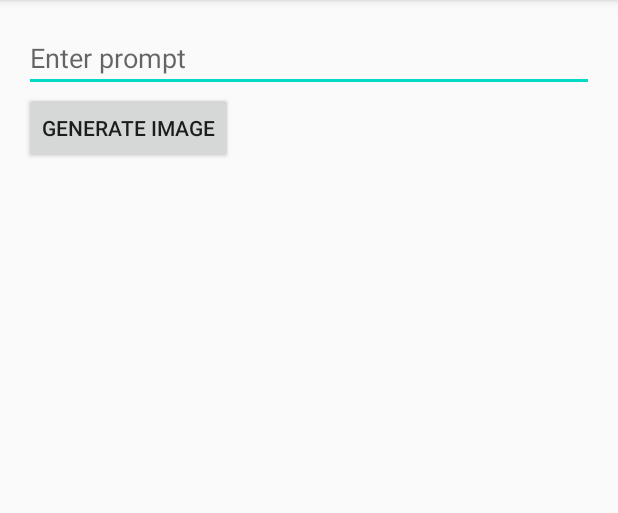
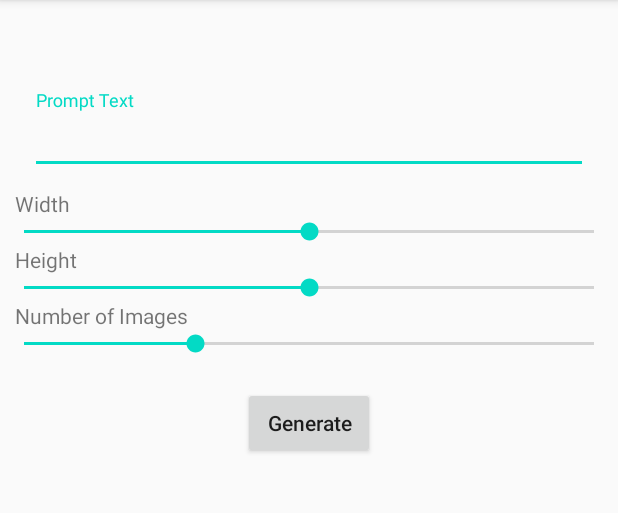
Before and after one commit to ttc4154/CSE5324_Group5_Smart_App, an Android app: the screen it shows after launch (MainActivity), on a phone screen of 412 x 824 dp, the part 84-597 px from its top. Run offline under Robolectric (Android 15) with nearby library versions, the phone set to English and light mode, and no system bars.

Commit message:
Cleaned up as I understand android studio better, simplified the api call, hardcoded link to api generated image for now as 1 user only have 30 api call, save it for later when we are closer to the demo, right now it is displaying watermelon

```diff
--- a/app/src/main/AndroidManifest.xml
+++ b/app/src/main/AndroidManifest.xml
@@ -2,6 +2,9 @@
 <manifest xmlns:android="http://schemas.android.com/apk/res/android"
     xmlns:tools="http://schemas.android.com/tools">
     <uses-permission android:name="android.permission.INTERNET"/>
+    <uses-permission android:name="android.permission.READ_EXTERNAL_STORAGE"/>
+    <uses-permission android:name="android.permission.WRITE_EXTERNAL_STORAGE"/>
+
     <application
         android:allowBackup="true"
         android:dataExtractionRules="@xml/data_extraction_rules"
@@ -10,6 +13,7 @@
         android:label="@string/app_name"
         android:roundIcon="@mipmap/ic_launcher_round"
         android:supportsRtl="true"
+        android:requestLegacyExternalStorage="true"
         android:theme="@style/AppTheme"
         tools:targetApi="31">
         <activity
--- a/app/src/main/java/com/example/stablediffusion/MainActivity.java
+++ b/app/src/main/java/com/example/stablediffusion/MainActivity.java
@@ -1,87 +1,85 @@
 package com.example.stablediffusion;
 
+import androidx.activity.result.ActivityResultCallback;
+import androidx.activity.result.ActivityResultLauncher;
+import androidx.activity.result.contract.ActivityResultContracts;
+import androidx.appcompat.app.AppCompatActivity;
+import androidx.core.app.ActivityCompat;
+import androidx.recyclerview.widget.RecyclerView;
+
+import android.Manifest;
+import android.app.ProgressDialog;
+import android.content.pm.PackageManager;
 import android.os.Bundle;
+import android.view.View;
+import android.widget.Button;
+import android.widget.SeekBar;
+import android.widget.Toast;
+
 import android.util.Log;
 
 import androidx.appcompat.app.AppCompatActivity;
+import com.google.android.material.textfield.TextInputEditText;
+import com.google.android.material.textfield.TextInputLayout;
 
 import com.example.stablediffusion.api.ImageRequest; // Import our ImageRequest model
 import com.example.stablediffusion.api.ImageResponse; // Import our ImageResponse model
-import com.example.stablediffusion.api.StableDiffusionAPI; // Import our API interface
+
 
 import java.util.List;
-
-import okhttp3.OkHttpClient;
-import retrofit2.Call;
-import retrofit2.Callback;
-import retrofit2.Response;
-import retrofit2.Retrofit;
-import retrofit2.converter.gson.GsonConverterFactory;
-import java.util.concurrent.TimeUnit;
+import java.util.ArrayList;
+import java.util.Objects;
 
 public class MainActivity extends AppCompatActivity {
-    private static final String BASE_URL = "https://modelslab.com/api/";
-    private Retrofit retrofit;
-    private StableDiffusionAPI apiService; // Use the StableDiffusionAPI interface
+    private final ActivityResultLauncher<String> activityResultLauncher = registerForActivityResult(new ActivityResultContracts.RequestPermission(), new ActivityResultCallback<Boolean>() {
+        @Override
+        public void onActivityResult(Boolean result) {
+            if (result) {
+                Toast.makeText(MainActivity.this, "Permission Granted", Toast.LENGTH_SHORT).show();
+            }
+        }
+    });
 
     @Override
     protected void onCreate(Bundle savedInstanceState) {
         super.onCreate(savedInstanceState);
         setContentView(R.layout.activity_main);
 
-        // Set up Retrofit with OkHttpClient
-        OkHttpClient okHttpClient = new OkHttpClient.Builder()
-                .connectTimeout(30, TimeUnit.SECONDS)
-                .readTimeout(30, TimeUnit.SECONDS)
-                .writeTimeout(30, TimeUnit.SECONDS)
-                .build();
+        TextInputLayout promptLayout = findViewById(R.id.promptLayout);
+        TextInputEditText promptET = findViewById(R.id.promptET);
 
-        retrofit = new Retrofit.Builder()
-                .baseUrl(BASE_URL) // Ensure this matches our API base URL
-                .client(okHttpClient)
-                .addConverterFactory(GsonConverterFactory.create())
-                .build();
+        SeekBar width = findViewById(R.id.width);
+        SeekBar height = findViewById(R.id.height);
+        SeekBar imageCount = findViewById(R.id.imageCount);
 
-        apiService = retrofit.create(StableDiffusionAPI.class); // Create an instance of our API service
+        Button generate = findViewById(R.id.generate);
+        RecyclerView recyclerView = findViewById(R.id.recycler);
 
-        // Create the API request object
-        ImageRequest request = new ImageRequest(
-                "3syYMIsTtVvMGJh3PNQ6YnSkWegyh0dcJ0btZwSg4GhqmXCZxRUyo2HElTiw", // Add my API key
-                "midjourney",
-                "actual 8K portrait photo of gareth person, portrait, happy colors, bright eyes, clear eyes, warm smile, smooth soft skin, big dreamy eyes, beautiful intricate colored hair, symmetrical, anime wide eyes, soft lighting, detailed face, by makoto shinkai, stanley artgerm lau, wlop, rossdraws, concept art, digital painting, looking into camera",
-                "painting, extra fingers, mutated hands, poorly drawn hands, poorly drawn face, deformed, ugly, blurry, bad anatomy, bad proportions, extra limbs, cloned face, skinny, glitchy, double torso, extra arms, extra hands, mangled fingers, missing lips, ugly face, distorted face, extra legs, anime",
-                "512", "512", "1", "30",
-                "no", "yes", null, 7.5,
-                "no", "no", "no", "no",
-                null, null, "yes", "yes",
-                null, null, "DDPMScheduler",
-                null, null
-        );
+        ProgressDialog progressDialog = new ProgressDialog(MainActivity.this);
+        progressDialog.setMessage("Generating...");
 
-        // Make the API call
-        apiService.generateImage(request).enqueue(new Callback<ImageResponse>() {
+        OnLoaded onLoaded = new OnLoaded() {
             @Override
-            public void onResponse(Call<ImageResponse> call, Response<ImageResponse> response) {
-                if (response.isSuccessful() && response.body() != null) {
-                    ImageResponse imageResponse = response.body();
-                    Log.d("MainActivity", "API Response: " + imageResponse); // Log the entire response
+            public void loaded(ArrayList<String> arrayList) {
+                progressDialog.dismiss();
+                ImageRequest request = new ImageRequest(MainActivity.this, arrayList);
+                recyclerView.setAdapter(request);
+            }
+        };
 
-                    if (imageResponse.getOutput() != null && !imageResponse.getOutput().isEmpty()) {
-                        List<String> images = imageResponse.getOutput();
-                        String imageUrl = images.get(0); // Assuming we're using the first URL
-                        Log.d("MainActivity", "Generated Image URL: " + imageUrl);
+        generate.setOnClickListener(new View.OnClickListener() {
+            @Override
+            public void onClick(View view) {
+                if (ActivityCompat.checkSelfPermission(MainActivity.this, Manifest.permission.WRITE_EXTERNAL_STORAGE) != PackageManager.PERMISSION_GRANTED) {
+                    activityResultLauncher.launch(Manifest.permission.WRITE_EXTERNAL_STORAGE);
+                } else {
+                    if (Objects.requireNonNull(promptET.getText()).toString().isEmpty()) {
+                        promptLayout.setError("This Field is Required");
                     } else {
-                        Log.e("MainActivity", "Image list is null or empty");
+                        progressDialog.show();
+                        new ImageResponse(MainActivity.this).generate(promptET.getText().toString(), width.getProgress(), height.getProgress(), imageCount.getProgress(), onLoaded);
                     }
-                } else {
-                    Log.e("MainActivity", "API Response unsuccessful: " + response.message());
                 }
-            }
-
-
-            @Override
-            public void onFailure(Call<ImageResponse> call, Throwable t) {
-                Log.e("MainActivity", "API call failed: " + t.getMessage());
             }
         });
     }
--- /dev/null
+++ b/app/src/main/java/com/example/stablediffusion/OnLoaded.java
@@ -0,0 +1,7 @@
+package com.example.stablediffusion;
+
+import java.util.ArrayList;
+
+public interface OnLoaded {
+    void loaded(ArrayList<String> arrayList);
+}
--- a/app/src/main/java/com/example/stablediffusion/api/ImageRequest.java
+++ b/app/src/main/java/com/example/stablediffusion/api/ImageRequest.java
@@ -1,64 +1,94 @@
 package com.example.stablediffusion.api;
-public class ImageRequest {
-    private String key;
-    private String model_id;
-    private String prompt;
-    private String negative_prompt;
-    private String width;
-    private String height;
-    private String samples;
-    private String num_inference_steps;
-    private String safety_checker;
-    private String enhance_prompt;
-    private Object seed; // Can be null
-    private double guidance_scale;
-    private String multi_lingual;
-    private String panorama;
-    private String self_attention;
-    private String upscale;
-    private Object embeddings_model; // Can be null
-    private Object lora_model; // Can be null
-    private String tomesd;
-    private String use_karras_sigmas;
-    private Object vae; // Can be null
-    private Object lora_strength; // Can be null
-    private String scheduler;
-    private Object webhook; // Can be null
-    private Object track_id; // Can be null
 
-    // Constructor, getters, and setters
-    public ImageRequest(String key, String model_id, String prompt, String negative_prompt,
-                        String width, String height, String samples, String num_inference_steps,
-                        String safety_checker, String enhance_prompt, Object seed,
-                        double guidance_scale, String multi_lingual, String panorama,
-                        String self_attention, String upscale, Object embeddings_model,
-                        Object lora_model, String tomesd, String use_karras_sigmas,
-                        Object vae, Object lora_strength, String scheduler,
-                        Object webhook, Object track_id) {
-        this.key = key;
-        this.model_id = model_id;
-        this.prompt = prompt;
-        this.negative_prompt = negative_prompt;
-        this.width = width;
-        this.height = height;
-        this.samples = samples;
-        this.num_inference_steps = num_inference_steps;
-        this.safety_checker = safety_checker;
-        this.enhance_prompt = enhance_prompt;
-        this.seed = seed;
-        this.guidance_scale = guidance_scale;
-        this.multi_lingual = multi_lingual;
-        this.panorama = panorama;
-        this.self_attention = self_attention;
-        this.upscale = upscale;
-        this.embeddings_model = embeddings_model;
-        this.lora_model = lora_model;
-        this.tomesd = tomesd;
-        this.use_karras_sigmas = use_karras_sigmas;
-        this.vae = vae;
-        this.lora_strength = lora_strength;
-        this.scheduler = scheduler;
-        this.webhook = webhook;
-        this.track_id = track_id;
+import android.content.Context;
+import android.graphics.Bitmap;
+import android.view.LayoutInflater;
+import android.view.View;
+import android.view.ViewGroup;
+import android.widget.ImageButton;
+import android.widget.ImageView;
+import android.widget.Toast;
+
+import androidx.annotation.NonNull;
+import androidx.annotation.Nullable;
+import androidx.recyclerview.widget.RecyclerView;
+
+import com.bumptech.glide.Glide;
+import com.bumptech.glide.load.DataSource;
+import com.bumptech.glide.load.engine.GlideException;
+import com.bumptech.glide.request.RequestListener;
+import com.bumptech.glide.request.target.Target;
+import com.example.stablediffusion.R;
+
+import java.io.BufferedOutputStream;
+import java.io.File;
+import java.io.FileNotFoundException;
+import java.io.FileOutputStream;
+import java.io.IOException;
+import java.io.OutputStream;
+import java.util.ArrayList;
+
+public class ImageRequest extends RecyclerView.Adapter<ImageRequest.ViewHolder> {
+    Context context;
+    ArrayList<String> arrayList;
+
+    public ImageRequest(Context context, ArrayList<String> arrayList) {
+        this.context = context;
+        this.arrayList = arrayList;
+    }
+
+    @NonNull
+    @Override
+    public ViewHolder onCreateViewHolder(@NonNull ViewGroup parent, int viewType) {
+        View view = LayoutInflater.from(context).inflate(R.layout.image_list_item, parent, false);
+        return new ViewHolder(view);
+    }
+
+    @Override
+    public void onBindViewHolder(@NonNull ViewHolder holder, int position) {
+        Glide.with(context).asBitmap().load(arrayList.get(position)).addListener(new RequestListener<Bitmap>() {
+            @Override
+            public boolean onLoadFailed(@Nullable GlideException e, Object model, Target<Bitmap> target, boolean isFirstResource) {
+                return false;
+            }
+
+            @Override
+            public boolean onResourceReady(Bitmap resource, Object model, Target<Bitmap> target, DataSource dataSource, boolean isFirstResource) {
+                holder.imageView.setImageBitmap(resource);
+                holder.download.setOnClickListener(new View.OnClickListener() {
+                    @Override
+                    public void onClick(View view) {
+                        if (resource != null) {
+                            File file = new File("/storage/emulated/0/Pictures/Generated/image" + position + ".png");
+                            OutputStream outputStream;
+                            try {
+                                outputStream = new BufferedOutputStream(new FileOutputStream(file));
+                                resource.compress(Bitmap.CompressFormat.PNG, 100, outputStream);
+                                outputStream.close();
+                                Toast.makeText(context, "Image Saved at: " + file.getPath(), Toast.LENGTH_SHORT).show();
+                            } catch (IOException e) {
+                                e.printStackTrace();
+                            }
+                        }
+                    }
+                });
+                return true;
+            }
+        }).into(holder.imageView);
+    }
+
+    @Override
+    public int getItemCount() {
+        return arrayList.size();
+    }
+
+    public static class ViewHolder extends RecyclerView.ViewHolder {
+        ImageView imageView;
+        ImageButton download;
+        public ViewHolder(@NonNull View itemView) {
+            super(itemView);
+            imageView = itemView.findViewById(R.id.list_item_image);
+            download = itemView.findViewById(R.id.list_item_download);
+        }
     }
 }
--- a/app/src/main/java/com/example/stablediffusion/api/StableDiffusionAPI.java
+++ /dev/null
@@ -1,12 +0,0 @@
-package com.example.stablediffusion.api;
-
-import retrofit2.Call;
-import retrofit2.http.Body;
-import retrofit2.http.Headers;
-import retrofit2.http.POST;
-
-public interface StableDiffusionAPI {
-    @Headers("Content-Type: application/json")
-    @POST("v6/images/text2img")
-    Call<ImageResponse> generateImage(@Body ImageRequest request);
-}
--- /dev/null
+++ b/app/src/main/res/drawable/btn_download.xml
@@ -0,0 +1,5 @@
+<vector android:height="24dp" android:tint="#000000"
+    android:viewportHeight="24" android:viewportWidth="24"
+    android:width="24dp" xmlns:android="http://schemas.android.com/apk/res/android">
+    <path android:fillColor="@android:color/white" android:pathData="M5,20h14v-2H5V20zM19,9h-4V3H9v6H5l7,7L19,9z"/>
+</vector>
--- a/app/src/main/res/layout/activity_main.xml
+++ b/app/src/main/res/layout/activity_main.xml
@@ -1,25 +1,93 @@
 <?xml version="1.0" encoding="utf-8"?>
-<LinearLayout xmlns:android="http://schemas.android.com/apk/res/android"
+<RelativeLayout xmlns:android="http://schemas.android.com/apk/res/android"
+    xmlns:app="http://schemas.android.com/apk/res-auto"
+    xmlns:tools="http://schemas.android.com/tools"
     android:layout_width="match_parent"
     android:layout_height="match_parent"
-    android:orientation="vertical"
-    android:padding="16dp">
+    tools:context=".MainActivity">
 
-    <EditText
-        android:id="@+id/promptInput"
+    <com.google.android.material.textfield.TextInputLayout
         android:layout_width="match_parent"
         android:layout_height="wrap_content"
-        android:hint="Enter prompt" />
+        android:layout_marginStart="20sp"
+        android:layout_marginEnd="20sp"
+        android:layout_centerHorizontal="true"
+        android:layout_marginTop="60sp"
+        android:hint="Prompt Text"
+        android:id="@+id/promptLayout">
+
+        <com.google.android.material.textfield.TextInputEditText
+            android:layout_width="match_parent"
+            android:layout_height="wrap_content"
+            android:inputType="textMultiLine"
+            android:id="@+id/promptET"/>
+
+    </com.google.android.material.textfield.TextInputLayout>
+
+    <TextView
+        android:layout_width="wrap_content"
+        android:layout_height="wrap_content"
+        android:text="Width"
+        android:layout_marginStart="10sp"
+        android:layout_marginTop="10sp"
+        android:layout_below="@id/promptLayout"
+        android:id="@+id/widthTV"/>
+
+    <SeekBar
+        android:layout_width="match_parent"
+        android:layout_height="wrap_content"
+        android:max="1024"
+        android:progress="512"
+        android:layout_below="@id/widthTV"
+        android:id="@+id/width"/>
+
+    <TextView
+        android:layout_width="wrap_content"
+        android:layout_height="wrap_content"
+        android:text="Height"
+        android:layout_below="@id/width"
+        android:layout_marginStart="10sp"
+        android:id="@+id/heightTV"/>
+
+    <SeekBar
+        android:layout_width="match_parent"
+        android:layout_height="wrap_content"
+        android:layout_below="@id/heightTV"
+        android:max="1024"
+        android:progress="512"
+        android:id="@+id/height"/>
+
+    <TextView
+        android:layout_width="wrap_content"
+        android:layout_height="wrap_content"
+        android:layout_marginStart="10sp"
+        android:layout_below="@id/height"
+        android:text="Number of Images"
+        android:id="@+id/imageCountTV"/>
+
+    <SeekBar
+        android:layout_width="match_parent"
+        android:layout_height="wrap_content"
+        android:layout_below="@id/imageCountTV"
+        android:id="@+id/imageCount"
+        android:max="10"
+        android:progress="3"/>
 
     <Button
-        android:id="@+id/generateButton"
         android:layout_width="wrap_content"
         android:layout_height="wrap_content"
-        android:text="Generate Image" />
+        android:textAllCaps="false"
+        android:layout_below="@id/imageCount"
+        android:layout_centerHorizontal="true"
+        android:id="@+id/generate"
+        android:text="Generate"
+        android:layout_marginTop="20sp"/>
 
-    <TextView
-        android:id="@+id/resultTextView"
+    <androidx.recyclerview.widget.RecyclerView
         android:layout_width="match_parent"
-        android:layout_height="wrap_content"
-        android:paddingTop="16dp" />
-</LinearLayout>
+        android:layout_height="match_parent"
+        android:id="@+id/recycler"
+        android:layout_below="@id/generate"
+        app:layoutManager="androidx.recyclerview.widget.LinearLayoutManager"/>
+
+</RelativeLayout>
```
Also changed, not shown: app/build.gradle (+19 -12 lines), app/src/main/java/com/example/stablediffusion/api/ImageResponse.java (+78 -7 lines), app/src/main/java/com/example/stablediffusion/api/StableDiffusionResponse.java (deleted, +0 -9 lines), app/src/main/java/com/example/stablediffusion/ui/theme/Color.kt (deleted, +0 -11 lines), app/src/main/java/com/example/stablediffusion/ui/theme/Theme.kt (deleted, +0 -58 lines), app/src/main/java/com/example/stablediffusion/ui/theme/Type.kt (deleted, +0 -34 lines), app/src/main/res/layout/image_list_item.xml (added, +20 -0 lines), 1 other file.
